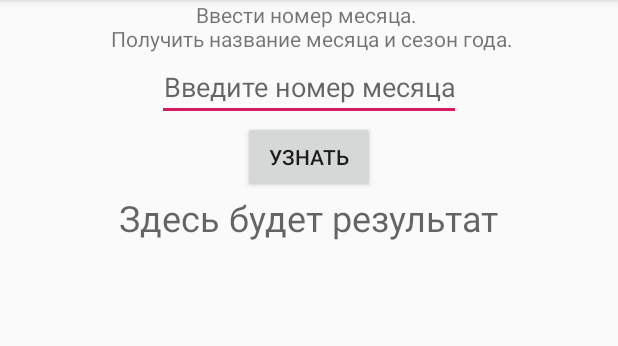
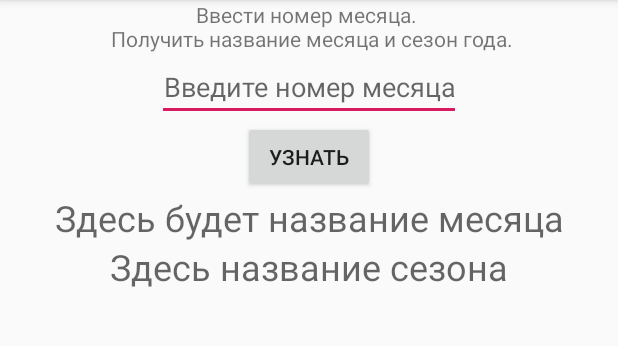
Before and after one commit to 2wiktor2/Exercises, an Android app: the Zadacha5 screen opened directly, with no data from a screen before it, on a phone screen of 412 x 824 dp, the part 84-430 px from its top. Run offline under Robolectric (Android 15) with nearby library versions, the phone set to English and light mode, and no system bars.

Commit message:
добавлена задача 5

```diff
--- a/app/src/main/res/layout/zadacha5.xml
+++ b/app/src/main/res/layout/zadacha5.xml
@@ -41,10 +41,21 @@
         android:id="@+id/text_view_result1"
         android:layout_width="wrap_content"
         android:layout_height="wrap_content"
-        android:hint="Здесь будет результат"
+        android:gravity="center"
+        android:hint="Здесь будет название месяца"
         android:textSize="24sp"
         app:layout_constraintLeft_toLeftOf="parent"
         app:layout_constraintRight_toRightOf="parent"
         app:layout_constraintTop_toBottomOf="@id/B1" />
+    <TextView
+        android:id="@+id/text_view_resultSeason"
+        android:layout_width="wrap_content"
+        android:layout_height="wrap_content"
+        android:gravity="center"
+        android:hint="Здесь название сезона"
+        android:textSize="24sp"
+        app:layout_constraintLeft_toLeftOf="parent"
+        app:layout_constraintRight_toRightOf="parent"
+        app:layout_constraintTop_toBottomOf="@id/text_view_result1" />
 
 </android.support.constraint.ConstraintLayout>
```
Also changed, not shown: app/src/main/java/com/wiktor/exercises1/Zadacha5.java (+96 -8 lines).
